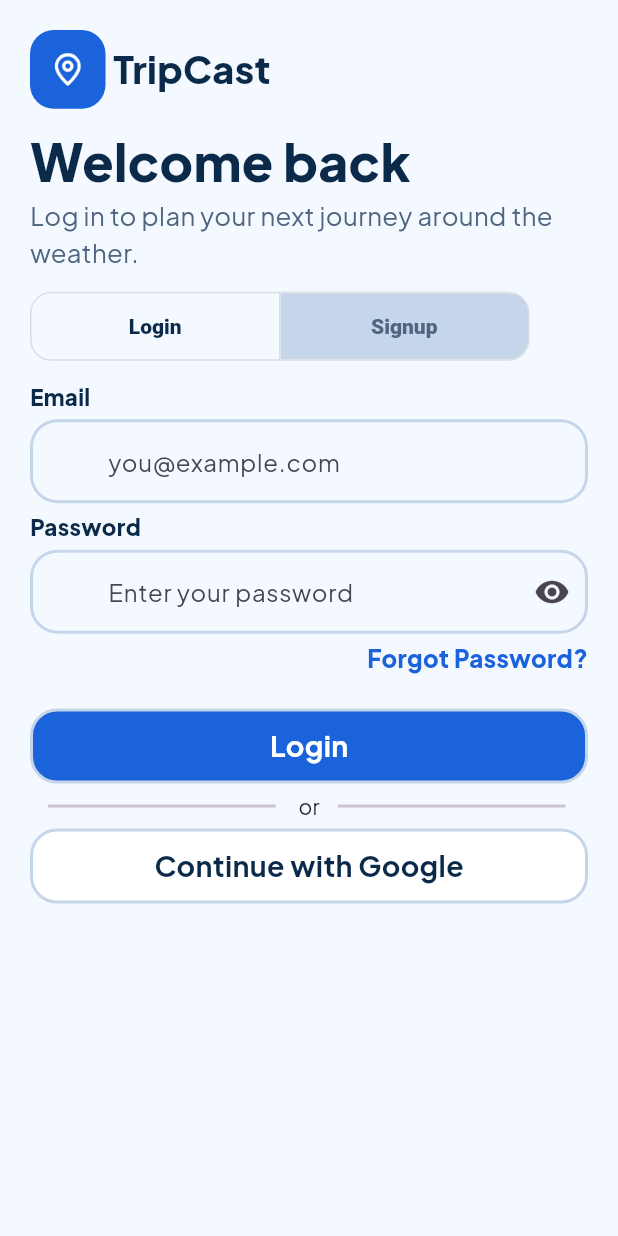
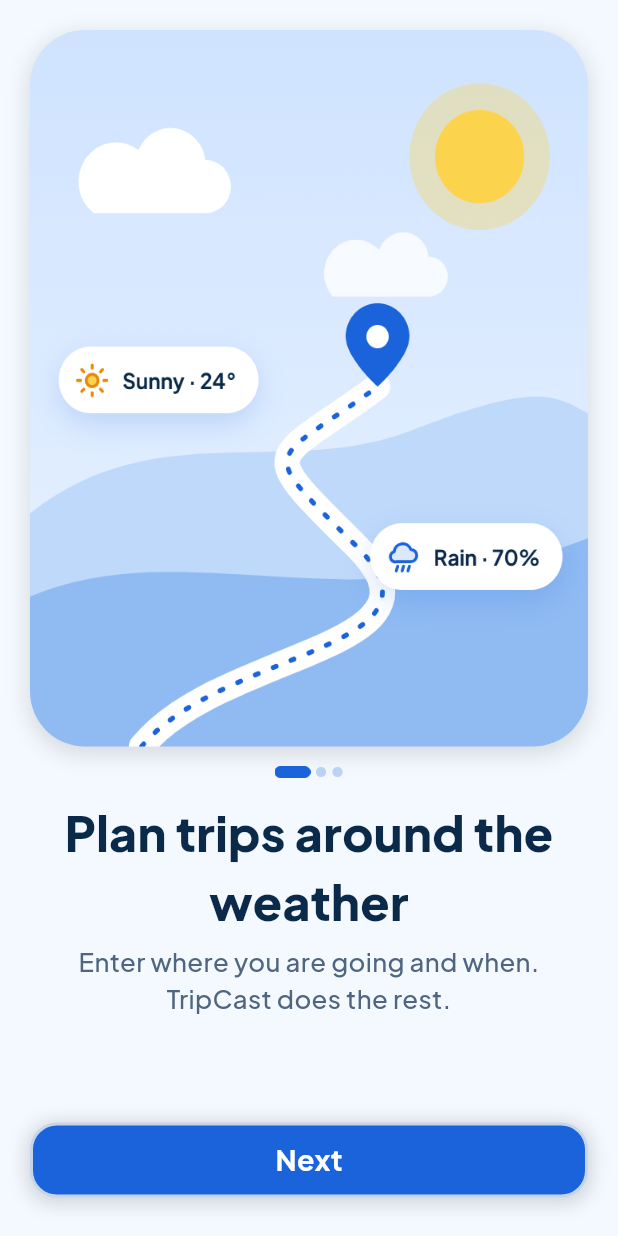
Before and after one commit to AqSa-55dev/TripCast_App, a Flutter app: the screen it shows after launch, on a phone screen of 412 x 824 dp. Run offline on Flutter 3.47's test engine with Material 3 defaults, Android fonts, the phone set to English and light mode, and no system bars; our stand-ins replace cloud_firestore, firebase_auth, firebase_core, flutter_screenutil, get, get_storage and 1 more; accounts and stored records are empty.

Commit message:
Recent work save

```diff
--- a/lib/main.dart
+++ b/lib/main.dart
@@ -1,9 +1,23 @@
+import 'package:firebase_core/firebase_core.dart';
 import 'package:flutter/material.dart';
 import 'package:flutter_screenutil/flutter_screenutil.dart';
+import 'package:get/get_navigation/src/root/get_material_app.dart';
+import 'package:get_storage/get_storage.dart';
 import 'package:google_fonts/google_fonts.dart';
 import 'package:trip_cast/view/screens/auth/login_signup_screen.dart';
+import 'package:trip_cast/view/screens/auth/onBoarding_screen.dart';
 
-void main() {
+import 'firebase_options.dart';
+
+Future<void> main() async {
+  await GetStorage.init();
+
+
+  await Firebase.initializeApp(
+    options: DefaultFirebaseOptions.currentPlatform,
+  );
+
+
   runApp(const MyApp());
 }
 
@@ -19,7 +33,7 @@ class MyApp extends StatelessWidget {
       splitScreenMode: true,
       // Use builder only if you need to use library outside ScreenUtilInit context
       builder: (_ , child) {
-        return MaterialApp(
+        return GetMaterialApp(
           debugShowCheckedModeBanner: false,
           title: 'Flutter Demo',
           theme: ThemeData(
@@ -28,7 +42,7 @@ class MyApp extends StatelessWidget {
             colorScheme: .fromSeed(seedColor: Colors.deepPurple),
           ),
 
-          home: const LoginSignupScreen(),
+          home: const OnboardingScreen(),
         );
       },
     );
--- a/lib/utils/app_assets.dart
+++ b/lib/utils/app_assets.dart
@@ -1,3 +1,7 @@
 class AppAssets {
   static String locationIcon="assets/icons/05 · Login Register-selection.png";
+  static String DashIcon="assets/icons/02 · Onboarding dash icon.png";
+  static String OnboardingStep1='assets/images/02 · Onboarding step 1-selection.png';
+  static String OnboardingStep2='assets/images/03 · Onboarding step 2-selection.png';
+  static String OnboardingStep3='assets/images/04 · Onboarding step 3-selection.png';
 }
--- a/lib/utils/app_colors.dart
+++ b/lib/utils/app_colors.dart
@@ -9,5 +9,6 @@ class AppColors {
   static final Color border_grey = Color(0xffC5D5EA);
   static final Color primarySoft_grey = Color(0xffE4EFFF);
   static final Color sky_grey = Color(0xffDCEBFF);
+  static final Color soft_blue= Color(0xffBBD3F3);
 
 }
--- a/lib/view/components/custom_button.dart
+++ b/lib/view/components/custom_button.dart
@@ -6,8 +6,9 @@ class Custombutton extends StatelessWidget {
   final String buttonText;
   final Color buttonColor;
   final Color TextColor;
+  final bool ?showBoxShadow;
   final void Function()? onButtonTap;
-  const Custombutton({super.key, required this.buttonText, required this.buttonColor, required this.TextColor, this.onButtonTap});
+  const Custombutton({super.key, required this.buttonText, required this.buttonColor, required this.TextColor, this.onButtonTap,  this.showBoxShadow});
 
   @override
   Widget build(BuildContext context) {
@@ -19,8 +20,16 @@ class Custombutton extends StatelessWidget {
             width: double.infinity,
             decoration: BoxDecoration(
               borderRadius: BorderRadius.circular(18),
-              border: Border.all(color: AppColors.border_grey, width:2),
+              border: Border.all(color: AppColors.border_grey, width:2, ),
               color: buttonColor,
+              boxShadow: [if (showBoxShadow==true)
+                BoxShadow(
+                  color: Colors.black.withValues(alpha: 0.15), // Use .withOpacity(0.15) on older Flutter versions
+                  spreadRadius: 2,
+                  blurRadius: 10,
+                  offset: const Offset(0, 2), // (horizontal, vertical) shift
+                )
+              ],
 
             ),
             child: Align(alignment: AlignmentGeometry.center,
--- a/lib/view/components/custom_text_field.dart
+++ b/lib/view/components/custom_text_field.dart
@@ -30,6 +30,7 @@ class CustomTextField extends StatelessWidget {
       obscureText: isObscure??false,
       controller: Controller,
       decoration: InputDecoration(
+          filled: true,
         fillColor: AppColors.pureWhite,
           prefixIcon:InkWell(onTap: onPrefixTap, child: Icon(prefixIcon)) ,
           suffixIcon: InkWell(onTap: onSuffixTap,
--- a/lib/view/screens/auth/login_signup_screen.dart
+++ b/lib/view/screens/auth/login_signup_screen.dart
@@ -1,9 +1,11 @@
 import 'package:flutter/material.dart';
 import 'package:flutter_screenutil/flutter_screenutil.dart';
 import 'package:get/get_connect/http/src/utils/utils.dart';
+import 'package:trip_cast/services/firebase_services/firebase_auth_services.dart';
 import 'package:trip_cast/utils/app_assets.dart';
 import 'package:trip_cast/utils/app_colors.dart';
 import 'package:trip_cast/view/components/custom_button.dart';
+import 'package:trip_cast/view/components/custom_scaffold.dart';
 import 'package:trip_cast/view/components/custom_text_field.dart';
 
 class LoginSignupScreen extends StatefulWidget {
@@ -15,13 +17,32 @@ class LoginSignupScreen extends StatefulWidget {
 
 class _LoginSignupScreenState extends State<LoginSignupScreen> {
 
-  int isLogin=0;
+
+  bool isPasswordHidden = true;
+
+  onEyeTapped(){
+    // if(isPasswordHidden == true){
+    //   isPasswordHidden = false;
+    // }else{
+    //   isPasswordHidden=true;
+    // }
+    isPasswordHidden= !isPasswordHidden;
+    setState((){});
+  }
+
+  TextEditingController nameController=TextEditingController();
+  TextEditingController emailController=TextEditingController();
+  TextEditingController passwordController=TextEditingController();
+
+
+
   int selectedIndex=0;
+
   @override
   Widget build(BuildContext context) {
-    return Scaffold(
-      backgroundColor: AppColors.background,
-      body: SafeArea(
+    return CustomScaffold(
+      isBackgroundGradient: true,
+      child: SafeArea(
         child: Padding(padding: EdgeInsets.symmetric(horizontal: 20, vertical: 10),
           child: SingleChildScrollView(
             child: Column(crossAxisAlignment: CrossAxisAlignment.start,
@@ -43,7 +64,7 @@ class _LoginSignupScreenState extends State<LoginSignupScreen> {
                   ),
                 ),
 
-                isLogin == 0?
+                selectedIndex == 0?
                 Column(crossAxisAlignment: CrossAxisAlignment.start,
                   children: [
                     Text("Welcome back", style: TextStyle(fontSize: 30.sp, fontWeight: FontWeight(900), color: AppColors.ink),),
@@ -56,33 +77,40 @@ class _LoginSignupScreenState extends State<LoginSignupScreen> {
                   ],
                 ),
                 10.verticalSpace,
-                ToggleButtons(children: [Text("Login"), Text("Signup")],
-                  isSelected: [isLogin==1, isLogin==0], borderRadius: BorderRadius.circular(12.r),
+                Container(
+                  decoration: BoxDecoration(color: AppColors.pureWhite,borderRadius: BorderRadius.circular(12.r)),
+                  child: ToggleButtons(children: [Text("Login"), Text("Signup")],
+                    isSelected: [selectedIndex==1, selectedIndex==0], borderRadius: BorderRadius.circular(12.r),
                     constraints: const BoxConstraints(
                       minHeight: 44.0,
                       minWidth: 165,
                     ),
-                  selectedColor: AppColors.muted_grey,disabledColor: AppColors.muted_grey,textStyle: TextStyle(color:  isLogin==0?AppColors.ink:AppColors.muted_grey, fontWeight: FontWeight(800)),
-                  fillColor:AppColors.border_grey, focusColor: AppColors.pureWhite, color: AppColors.ink,
-                  onPressed: (selectedIndex) {
+
+                    selectedColor: AppColors.muted_grey,disabledColor: AppColors.muted_grey,textStyle: TextStyle(color:  selectedIndex==0?AppColors.ink:AppColors.muted_grey, fontWeight: FontWeight(800)),
+                    fillColor:AppColors.border_grey, focusColor: AppColors.border_grey, color: AppColors.ink,
+                    onPressed: (index) {
                       setState(() {
-                      isLogin = selectedIndex ;
+                        selectedIndex = index ;
 
 
                       });
                     },
 
+                  ),
                 ),10.verticalSpace,
-                isLogin ==0? Column(spacing: 5, crossAxisAlignment: CrossAxisAlignment.start,mainAxisAlignment: MainAxisAlignment.spaceBetween,
+                selectedIndex ==0? Column(spacing: 5, crossAxisAlignment: CrossAxisAlignment.start,mainAxisAlignment: MainAxisAlignment.spaceBetween,
                   children: [
                     Text("Email", style: TextStyle(fontSize: 13.sp, fontWeight: FontWeight(900), color: AppColors.ink),),
-                    CustomTextField(hintText: "you@example.com"),
+                    CustomTextField(hintText: "you@example.com",Controller: emailController),
                     Text("Password", style: TextStyle(fontSize: 13.sp, fontWeight: FontWeight(900), color: AppColors.ink)),
-                    CustomTextField(hintText: "Enter your password", isObscure: true,suffixIcon: Icons.remove_red_eye,),
+                    CustomTextField(hintText: "Enter your password",Controller: passwordController, suffixIcon: isPasswordHidden? Icons.visibility_off:Icons.remove_red_eye,
+                      onSuffixTap: (){onEyeTapped();},
+                      isObscure: isPasswordHidden,),
                     Align(alignment: AlignmentGeometry.centerEnd,
                         child: Text("Forgot Password?", style:  TextStyle(fontSize: 14.sp, fontWeight: FontWeight(900), color: AppColors.primary),)),
                     10.verticalSpace,
-                    Custombutton(buttonText: "Login", buttonColor: AppColors.primary, TextColor: AppColors.pureWhite),
+                    Custombutton(buttonText: "Login", buttonColor: AppColors.primary, TextColor: AppColors.pureWhite, showBoxShadow: true,
+                    onButtonTap: (){FirebaseAuthServices().loginWithEmailAndPassword(emailAddress: emailController.text, password: passwordController.text);},),
                     Row(
                       children: [Expanded(
                         child: Divider(
@@ -106,14 +134,19 @@ class _LoginSignupScreenState extends State<LoginSignupScreen> {
                 ): Column(spacing: 5, crossAxisAlignment: CrossAxisAlignment.start,mainAxisAlignment: MainAxisAlignment.spaceBetween,
                   children: [
                     Text("Full name", style: TextStyle(fontSize: 13.sp, fontWeight: FontWeight(900), color: AppColors.ink),),
-                    CustomTextField(hintText: "Enter your name"),
+                    CustomTextField(hintText: "Enter your name", Controller: nameController,),
                     Text("Email", style: TextStyle(fontSize: 13.sp, fontWeight: FontWeight(900), color: AppColors.ink),),
-                    CustomTextField(hintText: "you@example.com"),
+                    CustomTextField(hintText: "you@example.com", Controller: emailController,),
                     Text("Password", style: TextStyle(fontSize: 13.sp, fontWeight: FontWeight(900), color: AppColors.ink)),
-                    CustomTextField(hintText: "Enter your password", isObscure: true,suffixIcon: Icons.remove_red_eye,),
+                    CustomTextField(hintText: "Enter your password", suffixIcon: isPasswordHidden? Icons.visibility_off:Icons.remove_red_eye,
+                        onSuffixTap: (){onEyeTapped();},
+                        isObscure: isPasswordHidden, Controller: passwordController),
 
                     10.verticalSpace,
-                    Custombutton(buttonText: "Create account", buttonColor: AppColors.primary, TextColor: AppColors.pureWhite),
+                    Custombutton(buttonText: "Create account", buttonColor: AppColors.primary, TextColor: AppColors.pureWhite, showBoxShadow: true,
+                    onButtonTap: (){
+                      FirebaseAuthServices().signupWithEmailAndPassword(name: nameController.text, emailAddress: emailController.text, password: passwordController.text);
+                    },),
                     Row(
                       children: [Expanded(
                         child: Divider(
--- /dev/null
+++ b/lib/view/screens/auth/onBoarding_screen.dart
@@ -0,0 +1,186 @@
+
+import 'package:flutter/material.dart';
+import 'package:flutter_screenutil/flutter_screenutil.dart';
+import 'package:get/get_core/src/get_main.dart';
+import 'package:get/get_navigation/src/extension_navigation.dart';
+import 'package:trip_cast/utils/app_assets.dart';
+import 'package:trip_cast/utils/app_colors.dart';
+import 'package:trip_cast/view/components/custom_button.dart';
+import 'package:trip_cast/view/screens/auth/login_signup_screen.dart';
+class OnboardingScreen extends StatefulWidget {
+  const OnboardingScreen({super.key});
+
+  @override
+  State<OnboardingScreen> createState() => _OnboardingScreenState();
+}
+
+class _OnboardingScreenState extends State<OnboardingScreen> {
+  int currentPageIndex = 0;
+  final PageController pageViewController= PageController(initialPage: 0);
+
+  @override
+  Widget build(BuildContext context) {
+    return Scaffold(
+      backgroundColor: AppColors.background,
+      body: Center(
+        child: Column(crossAxisAlignment: CrossAxisAlignment.center,
+          children: [
+            Expanded(
+              child: PageView(
+                controller: pageViewController,
+                onPageChanged: (index){currentPageIndex=index; setState(() {
+
+                });},
+                children: [
+                  SingleChildScrollView(
+                    child: SafeArea(
+                      child: Center(
+                        child: Padding(
+                          padding: const EdgeInsets.symmetric(horizontal: 20, vertical: 20),
+                          child: Column(//mainAxisAlignment: MainAxisAlignment.spaceBetween,
+                            crossAxisAlignment: CrossAxisAlignment.center,
+                            spacing: 5,
+                            children: [
+                            Container(width: 350.w,height: 400.h,
+                                decoration: BoxDecoration(borderRadius: BorderRadius.circular(32.r),
+                              image: DecorationImage(image: AssetImage(AppAssets.OnboardingStep1), fit: BoxFit.fill)
+                                    ,boxShadow: [
+                                    BoxShadow(
+                                    color: Colors.black.withValues(alpha: 0.12), // Light, subtle shadow
+                              blurRadius: 12, // Softness of the shadow
+                              spreadRadius: 1, // How far the shadow extends
+                              offset: const Offset(0, 4), // Moves shadow 4px down
+                            ),
+                                    ],
+                                    ),
+                                ),
+                           Padding(
+                             padding: const EdgeInsets.all(8.0),
+                             child: Row(spacing: 3, mainAxisAlignment: MainAxisAlignment.center,
+                               children: [currentPageIndex==0?Image.asset(AppAssets.DashIcon, scale: 2,):Icon(Icons.circle, color: AppColors.soft_blue,size: 8,),
+                                 currentPageIndex==1?Image.asset(AppAssets.DashIcon, scale: 2,):Icon(Icons.circle, color: AppColors.soft_blue,size: 8,),
+                                 currentPageIndex==2?Image.asset(AppAssets.DashIcon, scale: 2,):Icon(Icons.circle, color: AppColors.soft_blue,size: 8,)],
+                             ),
+                           ),
+
+                           Text("Plan trips around the weather", textAlign: TextAlign.center,style: TextStyle(fontSize: 28.sp, fontWeight: FontWeight(900), color: AppColors.ink, ),),
+
+                            Text("Enter where you are going and when. TripCast does the rest.", textAlign: TextAlign.center,style: TextStyle(fontSize: 15.sp, fontWeight: FontWeight(500), color: AppColors.muted_grey),),
+
+                              50.verticalSpace,
+                              Custombutton(buttonText: "Next", buttonColor: AppColors.primary, TextColor: AppColors.pureWhite, showBoxShadow: true,
+                                onButtonTap: () {
+                                  pageViewController.jumpToPage(currentPageIndex+1);
+                                },),
+                              10.verticalSpace,
+                              InkWell(onTap: (){Get.to(() => LoginSignupScreen());},child: Text("Skip", style: TextStyle(fontSize: 14, fontWeight: FontWeight(600), color: AppColors.muted_grey)))
+                          ],),
+                        ),
+                      ),
+                    ),
+                  ),
+                  SingleChildScrollView(
+                    child: SafeArea(
+                      child: Center(
+                        child: Padding(
+                          padding: const EdgeInsets.symmetric(horizontal: 20, vertical: 20),
+                          child: Column(//mainAxisAlignment: MainAxisAlignment.spaceBetween,
+                            crossAxisAlignment: CrossAxisAlignment.center,
+                            spacing: 5,
+                            children: [
+                              Container(width: 350.w,height: 400.h,
+                                decoration: BoxDecoration(borderRadius: BorderRadius.circular(32.r),
+                                  image: DecorationImage(image: AssetImage(AppAssets.OnboardingStep2), fit: BoxFit.fill)
+                                  ,boxShadow: [
+                                    BoxShadow(
+                                      color: Colors.black.withValues(alpha: 0.12), // Light, subtle shadow
+                                      blurRadius: 12, // Softness of the shadow
+                                      spreadRadius: 1, // How far the shadow extends
+                                      offset: const Offset(0, 4), // Moves shadow 4px down
+                                    ),
+                                  ],
+                                ),
+                              ),
+                              Padding(
+                                padding: const EdgeInsets.all(8.0),
+                                child: Row(spacing: 3, mainAxisAlignment: MainAxisAlignment.center,
+                                  children: [currentPageIndex==0?Image.asset(AppAssets.DashIcon, scale: 2,):Icon(Icons.circle, color: AppColors.soft_blue,size: 8,),
+                                    currentPageIndex==1?Image.asset(AppAssets.DashIcon, scale: 2,):Icon(Icons.circle, color: AppColors.soft_blue,size: 8,),
+                                    currentPageIndex==2?Image.asset(AppAssets.DashIcon, scale: 2,):Icon(Icons.circle, color: AppColors.soft_blue,size: 8,)],
+                                ),
+                              ),
+
+                              Text("See the weather on every mile", textAlign: TextAlign.center,style: TextStyle(fontSize: 28.sp, fontWeight: FontWeight(900), color: AppColors.ink, ),),
+
+                              Text("Weather icons appear along your route, so you can spot rain, heat or wind before you set off.", textAlign: TextAlign.center,style: TextStyle(fontSize: 15, fontWeight: FontWeight(500), color: AppColors.muted_grey),),
+
+                              50.verticalSpace,
+                              Custombutton(buttonText: "Next", buttonColor: AppColors.primary, TextColor: AppColors.pureWhite, showBoxShadow: true,
+                                onButtonTap: () {
+                                  pageViewController.jumpToPage(currentPageIndex+1);
+                                },),
+                              10.verticalSpace,
+                              InkWell(onTap: (){Get.to(() => LoginSignupScreen());},child: Text("Skip", style: TextStyle(fontSize: 14, fontWeight: FontWeight(600), color: AppColors.muted_grey)))
+                            ],),
+                        ),
+                      ),
+                    ),
+                  ),
+                  SingleChildScrollView(
+                    child: SafeArea(
+                      child: Center(
+                        child: Padding(
+                          padding: const EdgeInsets.symmetric(horizontal: 20, vertical: 20),
+                          child: Column(//mainAxisAlignment: MainAxisAlignment.spaceBetween,
+                            crossAxisAlignment: CrossAxisAlignment.center,
+                            spacing: 5,
+                            children: [
+                              Container(width: 350.w,height: 400.h,
+                                decoration: BoxDecoration(borderRadius: BorderRadius.circular(32.r),
+                                  image: DecorationImage(image: AssetImage(AppAssets.OnboardingStep3), fit: BoxFit.fill)
+                                  ,boxShadow: [
+                                    BoxShadow(
+                                      color: AppColors.soft_blue.withValues(alpha: 0.12), // Light, subtle shadow
+                                      blurRadius: 12, // Softness of the shadow
+                                      spreadRadius: 1, // How far the shadow extends
+                                      offset: const Offset(0, 4), // Moves shadow 4px down
+                                    ),
+                                  ],
+                                ),
+                              ),
+                              Padding(
+                                padding: const EdgeInsets.all(8.0),
+                                child: Row(spacing: 3, mainAxisAlignment: MainAxisAlignment.center,
+                                  children: [currentPageIndex==0?Image.asset(AppAssets.DashIcon, scale: 2,):Icon(Icons.circle, color: AppColors.soft_blue,size: 8,),
+                                    currentPageIndex==1?Image.asset(AppAssets.DashIcon, scale: 2,):Icon(Icons.circle, color: AppColors.soft_blue,size: 8,),
+                                    currentPageIndex==2?Image.asset(AppAssets.DashIcon, scale: 2,):Icon(Icons.circle, color: AppColors.soft_blue,size: 8,)],
+                                ),
+                              ),
+
+                              Text("Get clear advice from AI", textAlign: TextAlign.center,style: TextStyle(fontSize: 28.sp, fontWeight: FontWeight(900), color: AppColors.ink, ),),
+
+                              Text("Gemini reads the forecast and tells you when to leave, what to wear and what to watch for. No chatting needed.", textAlign: TextAlign.center,style: TextStyle(fontSize: 15, fontWeight: FontWeight(500), color: AppColors.muted_grey),),
+
+                              50.verticalSpace,
+                              Custombutton(buttonText: "Get Started", buttonColor: AppColors.primary, TextColor: AppColors.pureWhite, showBoxShadow: true,
+                                onButtonTap: () {
+                                  Get.to(() => LoginSignupScreen());
+                                },),
+                              10.verticalSpace,
+                              InkWell(onTap: (){pageViewController.jumpToPage(currentPageIndex-1);},
+                                  child: Text("Back", style: TextStyle(fontSize: 14.sp, fontWeight: FontWeight(600), color: AppColors.muted_grey)))
+                            ],),
+                        ),
+                      ),
+                    ),
+                  ),
+                ],
+              ),
+            ),
+
+          ],
+        ),
+      ),
+    );
+  }
+}
--- a/pubspec.yaml
+++ b/pubspec.yaml
@@ -40,6 +40,11 @@ dependencies:
   intl: ^0.20.3
   get: ^4.7.3
   http: ^1.6.0
+  get_storage: ^2.1.1
+  firebase_core: ^5.0.0
+  firebase_auth: 7.0.0
+  cloud_firestore: ^7.0.0
+  google_sign_in: ^7.2.0
 
 dev_dependencies:
   flutter_test:
@@ -66,6 +71,7 @@ flutter:
   # To add assets to your application, add an assets section, like this:
   assets:
      - assets/icons/
+     - assets/images/
 
   # An image asset can refer to one or more resolution-specific "variants", see
   # https://flutter.dev/to/resolution-aware-images
```
Also changed, not shown: lib/services/firebase_services/firebase_auth_services.dart (added, +101 -0 lines), lib/view/components/custom_scaffold.dart (added, +33 -0 lines), lib/view/screens/main_screens/bottom_nav_screens/home_screen.dart (added, +17 -0 lines), assets/icons/02 · Onboarding dash icon.png (added), assets/images/02 · Onboarding step 1-selection.png (added), assets/images/03 · Onboarding step 2-selection.png (added), assets/images/04 · Onboarding step 3-selection.png (added), firebase.json (added), lib/firebase_options.dart (added), pubspec.lock, 6 other files. Lines whose indentation alone changed are shown as unchanged.
